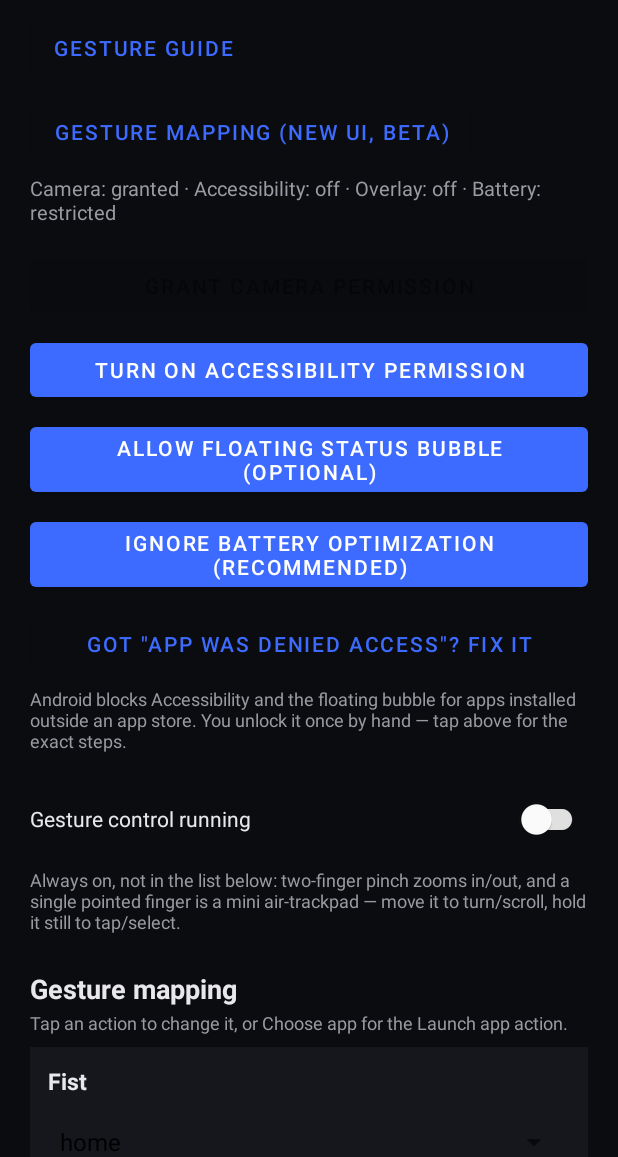
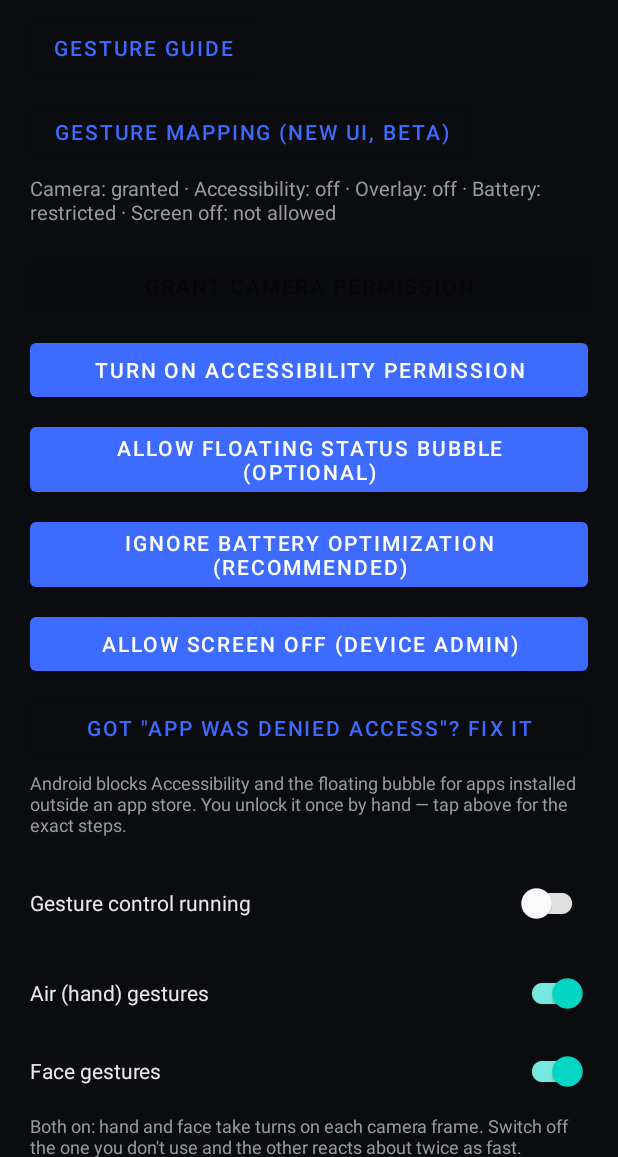
Before and after one commit to selvavishnum/Ai-motion-option, an Android app built with Jetpack Compose: the screen it shows after launch (MainActivity), after a tap on "TURN ON ACCESSIBILITY PERMISSION", on a phone screen of 412 x 824 dp, the part 79-1236 px from its top. Run offline under Robolectric (Android 15) with nearby library versions, the phone set to English and light mode, and no system bars; pictures from the network do not load.

Commit message:
Cut gesture latency ~4x, add hand/face toggles and screen-off
The responsiveness complaint had a measurable cause. MIN_FRAME_INTERVAL_MS
was 180ms (5.5fps), and hand/face detection alternated frame-by-frame, so
each detector saw a frame only every 360ms. Since the debounce counts
frames, a two-frame confirmation meant ~720ms before any hand pose fired,
and a hand in motion was sampled far too sparsely to track accurately.

Frame interval drops to 60ms and both models now run on the GPU delegate
(falling back to CPU where the delegate won't initialise). The hand
landmarker also tracks one hand instead of two, since only the first was
ever read. Detection/presence/tracking confidences are lowered to 0.5 --
the debounce, not a strict detector, is what rejects false positives.

With the headroom that buys, the discrete-action debounce goes UP from 2
frames to 3, so accuracy improves while latency still falls sharply:
~180ms to confirm a pose with one modality enabled, ~360ms with both,
against ~720ms before. Continuous motions bypass the debounce and now run
on a 90ms cooldown; the trackpad movement threshold drops to match the
tighter frame spacing.

Adds the requested independent on/off switches for hand and face
gestures. These are a speed control, not just a preference: when only one
modality is enabled it receives every frame rather than every other one,
halving its recognition time. The main screen states this consequence
live as the switches change.

Adds screen-off, requested repeatedly. Android exposes no API for an
ordinary app to turn off the display, so this uses the one sanctioned
route: a device admin holding force-lock, calling lockNow(). The policy
file requests force-lock only -- no wipe, no password control -- and the
action is a logged no-op when the grant is absent. Closed palm now maps
to it by default for new installs; existing saved mappings are left
alone.

```diff
--- a/android/app/src/main/java/com/aimotion/handsfree/GestureGuideActivity.kt
+++ b/android/app/src/main/java/com/aimotion/handsfree/GestureGuideActivity.kt
@@ -15,7 +15,7 @@ private data class GuideEntry(val emoji: String, val title: String, val howTo: S
 
 private val HAND_HOW_TO = mapOf(
     "open_palm" to "Hold your open hand up, fingers spread, palm facing the camera. Wakes the screen.",
-    "fist" to "Curl all fingers and thumb into a closed fist. Closing your palm goes home.",
+    "fist" to "Curl all fingers and thumb into a closed fist. Closing your palm turns the screen off (needs the device-admin grant on the main screen).",
     "thumbs_up" to "Curl your fingers, extend only your thumb pointing up.",
     "thumbs_down" to "Curl your fingers, extend only your thumb pointing down.",
     "peace" to "Extend index and middle finger in a V, curl the rest.",
--- a/android/app/src/main/java/com/aimotion/handsfree/MainActivity.kt
+++ b/android/app/src/main/java/com/aimotion/handsfree/MainActivity.kt
@@ -1,6 +1,8 @@
 package com.aimotion.handsfree
 
 import android.Manifest
+import android.app.admin.DevicePolicyManager
+import android.content.ComponentName
 import android.content.Context
 import android.content.Intent
 import android.content.pm.PackageManager
@@ -21,6 +23,8 @@ import com.aimotion.handsfree.gesture.Gesture
 import com.aimotion.handsfree.gesture.GestureAction
 import com.aimotion.handsfree.gesture.GestureControlService
 import com.aimotion.handsfree.gesture.GestureMappingStore
+import com.aimotion.handsfree.gesture.GestureToggleStore
+import com.aimotion.handsfree.gesture.AirSensorDeviceAdminReceiver
 import com.aimotion.handsfree.gesture.MAPPABLE_GESTURES
 import com.aimotion.handsfree.overlay.OverlayBubbleService
 
@@ -31,6 +35,7 @@ class MainActivity : AppCompatActivity() {
     private lateinit var mapping: MutableMap<Gesture, GestureAction>
     private lateinit var faceMappingStore: FaceMappingStore
     private lateinit var faceMapping: MutableMap<FaceGesture, GestureAction>
+    private lateinit var toggles: GestureToggleStore
 
     private val requestCamera = registerForActivityResult(ActivityResultContracts.RequestPermission()) { granted ->
         refreshStatus()
@@ -46,6 +51,7 @@ class MainActivity : AppCompatActivity() {
         mapping = mappingStore.load().toMutableMap()
         faceMappingStore = FaceMappingStore(this)
         faceMapping = faceMappingStore.load().toMutableMap()
+        toggles = GestureToggleStore(this)
 
         binding.mappingList.layoutManager = LinearLayoutManager(this)
         binding.mappingList.adapter = GestureMappingAdapter(
@@ -97,6 +103,18 @@ class MainActivity : AppCompatActivity() {
             startActivity(Intent(Settings.ACTION_REQUEST_IGNORE_BATTERY_OPTIMIZATIONS, Uri.parse("package:$packageName")))
         }
         binding.restrictedSettingsButton.setOnClickListener { showRestrictedSettingsHelp() }
+        binding.deviceAdminButton.setOnClickListener { requestDeviceAdmin() }
+
+        binding.handGestureSwitch.isChecked = toggles.handEnabled
+        binding.faceGestureSwitch.isChecked = toggles.faceEnabled
+        binding.handGestureSwitch.setOnCheckedChangeListener { _, checked ->
+            toggles.handEnabled = checked
+            refreshStatus()
+        }
+        binding.faceGestureSwitch.setOnCheckedChangeListener { _, checked ->
+            toggles.faceEnabled = checked
+            refreshStatus()
+        }
         binding.serviceSwitch.setOnCheckedChangeListener { _, checked ->
             if (checked) maybeStartService() else GestureControlService.stop(this)
         }
@@ -122,12 +140,47 @@ class MainActivity : AppCompatActivity() {
         return false
     }
 
+    private fun deviceAdminComponent() = ComponentName(this, AirSensorDeviceAdminReceiver::class.java)
+
+    private fun isDeviceAdminActive(): Boolean =
+        (getSystemService(Context.DEVICE_POLICY_SERVICE) as DevicePolicyManager)
+            .isAdminActive(deviceAdminComponent())
+
+    /** The only way an ordinary app can turn the screen off is as a force-lock device admin, so
+     * the "screen off" gesture needs this separate grant. The explanation is spelled out because
+     * the system dialog that follows is deliberately alarming, and the user deserves to know it
+     * is being asked for exactly one capability. */
+    private fun requestDeviceAdmin() {
+        if (isDeviceAdminActive()) {
+            android.app.AlertDialog.Builder(this)
+                .setTitle("Screen off is already allowed")
+                .setMessage(
+                    "Air Sensor is an active device admin, so the \"screen off\" gesture works.\n\n" +
+                        "To undo it: Settings → Security → Device admin apps → Air Sensor → Deactivate. " +
+                        "Everything else keeps working without it."
+                )
+                .setPositiveButton("OK", null)
+                .show()
+            return
+        }
+
+        val intent = Intent(DevicePolicyManager.ACTION_ADD_DEVICE_ADMIN)
+            .putExtra(DevicePolicyManager.EXTRA_DEVICE_ADMIN, deviceAdminComponent())
+            .putExtra(
+                DevicePolicyManager.EXTRA_ADD_EXPLANATION,
+                "Lets the closed-palm gesture turn the screen off. This is the only device-admin " +
+                    "power Air Sensor asks for — it cannot wipe your data or set passwords.",
+            )
+        startActivity(intent)
+    }
+
     private fun refreshStatus() {
         val cameraOk = hasCameraPermission()
         val a11yOk = isAccessibilityServiceEnabled()
         val overlayOk = Settings.canDrawOverlays(this)
         val batteryOk = (getSystemService(Context.POWER_SERVICE) as PowerManager)
             .isIgnoringBatteryOptimizations(packageName)
+        val adminOk = isDeviceAdminActive()
 
         binding.statusText.text = buildString {
             append(if (cameraOk) "Camera: granted" else "Camera: not granted")
@@ -137,11 +190,26 @@ class MainActivity : AppCompatActivity() {
             append(if (overlayOk) "Overlay: on" else "Overlay: off")
             append(" · ")
             append(if (batteryOk) "Battery: unrestricted" else "Battery: restricted")
+            append(" · ")
+            append(if (adminOk) "Screen off: allowed" else "Screen off: not allowed")
         }
         binding.grantCameraButton.isEnabled = !cameraOk
         binding.openOverlayButton.isEnabled = !overlayOk
         binding.openBatteryButton.isEnabled = !batteryOk
         binding.serviceSwitch.isEnabled = cameraOk && a11yOk
+
+        // Spell out the live speed consequence of the two switches, since it isn't obvious that
+        // turning one modality off makes the other one react faster.
+        binding.speedHintText.text = when {
+            toggles.handEnabled && toggles.faceEnabled ->
+                "Both on: hand and face take turns on each camera frame. Switch off the one you don't use and the other reacts about twice as fast."
+            toggles.handEnabled ->
+                "Hand only: every camera frame goes to hand detection — fastest air-gesture response."
+            toggles.faceEnabled ->
+                "Face only: every camera frame goes to face detection — fastest face-gesture response."
+            else ->
+                "Both off — nothing will be detected. Turn at least one on."
+        }
     }
 
     private fun maybeStartService() {
--- a/android/app/src/main/java/com/aimotion/handsfree/gesture/GestureAction.kt
+++ b/android/app/src/main/java/com/aimotion/handsfree/gesture/GestureAction.kt
@@ -8,11 +8,14 @@ enum class ActionType {
      * UI is available, same as swiping up-and-hold on stock Android gesture navigation. */
     RECENTS,
 
-    /** Briefly wakes the display (a real, legitimate wake-lock, same mechanism alarm apps use).
-     * There is no counterpart action that turns the screen off: Android has no API for a
-     * regular app to do that — only a Device Admin app can lock the screen, and that requires
-     * a much heavier "Activate device administrator" permission most users would decline. */
+    /** Briefly wakes the display (a real, legitimate wake-lock, same mechanism alarm apps use). */
     WAKE_SCREEN,
+
+    /** Turns the screen off, via DevicePolicyManager.lockNow(). Android gives an ordinary app no
+     * API for this, so it needs the separate "Activate device admin" grant (force-lock only —
+     * see AirSensorDeviceAdminReceiver). Without that grant this action does nothing, so the
+     * app surfaces a button to turn it on rather than failing silently. */
+    LOCK_SCREEN,
 }
 
 data class GestureAction(val type: ActionType, val packageName: String? = null) {
@@ -28,7 +31,7 @@ data class GestureAction(val type: ActionType, val packageName: String? = null)
  * remappable table — see GestureControlService's finger-trackpad tracking. */
 val DEFAULT_MAPPING: Map<Gesture, GestureAction> = mapOf(
     Gesture.OPEN_PALM to GestureAction(ActionType.WAKE_SCREEN),
-    Gesture.FIST to GestureAction(ActionType.HOME),
+    Gesture.FIST to GestureAction(ActionType.LOCK_SCREEN),
     Gesture.PEACE to GestureAction(ActionType.SWIPE_RIGHT),
     Gesture.THUMBS_UP to GestureAction(ActionType.SWIPE_UP),
     Gesture.THUMBS_DOWN to GestureAction(ActionType.SWIPE_DOWN),
--- /dev/null
+++ b/android/app/src/main/java/com/aimotion/handsfree/gesture/GestureToggleStore.kt
@@ -0,0 +1,25 @@
+package com.aimotion.handsfree.gesture
+
+import android.content.Context
+
+/** Which detectors are switched on. Beyond being a user preference, this directly controls
+ * responsiveness: the camera feed is a fixed budget of frames per second, and when both
+ * detectors are on they alternate, so each one only sees every other frame. Turning one off
+ * hands the other **all** the frames, halving the time it takes a gesture to be recognised —
+ * see GestureControlService's frame scheduling. */
+class GestureToggleStore(context: Context) {
+    private val prefs = context.getSharedPreferences("gesture_toggles", Context.MODE_PRIVATE)
+
+    var handEnabled: Boolean
+        get() = prefs.getBoolean(KEY_HAND, true)
+        set(value) = prefs.edit().putBoolean(KEY_HAND, value).apply()
+
+    var faceEnabled: Boolean
+        get() = prefs.getBoolean(KEY_FACE, true)
+        set(value) = prefs.edit().putBoolean(KEY_FACE, value).apply()
+
+    private companion object {
+        const val KEY_HAND = "hand_enabled"
+        const val KEY_FACE = "face_enabled"
+    }
+}
--- a/android/app/src/main/res/layout/activity_main.xml
+++ b/android/app/src/main/res/layout/activity_main.xml
@@ -73,6 +73,13 @@
             android:text="Ignore battery optimization (recommended)" />
 
         <Button
+            android:id="@+id/deviceAdminButton"
+            android:layout_width="match_parent"
+            android:layout_height="wrap_content"
+            android:layout_marginTop="8dp"
+            android:text="Allow screen off (device admin)" />
+
+        <Button
             android:id="@+id/restrictedSettingsButton"
             style="@style/Widget.MaterialComponents.Button.OutlinedButton"
             android:layout_width="match_parent"
@@ -95,6 +102,31 @@
             android:layout_marginTop="20dp"
             android:text="Gesture control running"
             android:textColor="@color/onSurface" />
+
+        <com.google.android.material.switchmaterial.SwitchMaterial
+            android:id="@+id/handGestureSwitch"
+            android:layout_width="match_parent"
+            android:layout_height="wrap_content"
+            android:layout_marginTop="12dp"
+            android:text="Air (hand) gestures"
+            android:textColor="@color/onSurface" />
+
+        <com.google.android.material.switchmaterial.SwitchMaterial
+            android:id="@+id/faceGestureSwitch"
+            android:layout_width="match_parent"
+            android:layout_height="wrap_content"
+            android:layout_marginTop="4dp"
+            android:text="Face gestures"
+            android:textColor="@color/onSurface" />
+
+        <TextView
+            android:id="@+id/speedHintText"
+            android:layout_width="wrap_content"
+            android:layout_height="wrap_content"
+            android:layout_marginTop="4dp"
+            android:text="Tip: the camera has a fixed number of frames per second to share. With both on they take turns, so switching off the one you don't use makes the other about twice as fast to react."
+            android:textColor="@color/muted"
+            android:textSize="12sp" />
 
         <TextView
             android:layout_width="wrap_content"
```
Also changed, not shown: android/app/src/main/AndroidManifest.xml (+14 -0 lines), android/app/src/main/java/com/aimotion/handsfree/face/FaceLandmarkerHelper.kt (+20 -3 lines), android/app/src/main/java/com/aimotion/handsfree/gesture/AirSensorDeviceAdminReceiver.kt (added, +14 -0 lines), android/app/src/main/java/com/aimotion/handsfree/gesture/GestureAccessibilityService.kt (+20 -0 lines), android/app/src/main/java/com/aimotion/handsfree/gesture/GestureControlService.kt (+42 -18 lines), android/app/src/main/java/com/aimotion/handsfree/gesture/HandLandmarkerHelper.kt (+27 -5 lines), android/app/src/main/res/xml/device_admin.xml (added, +9 -0 lines), 1 other file.
